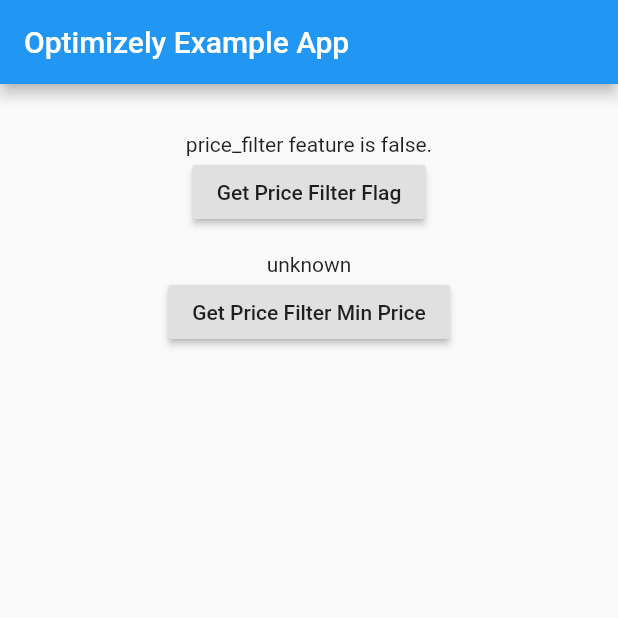
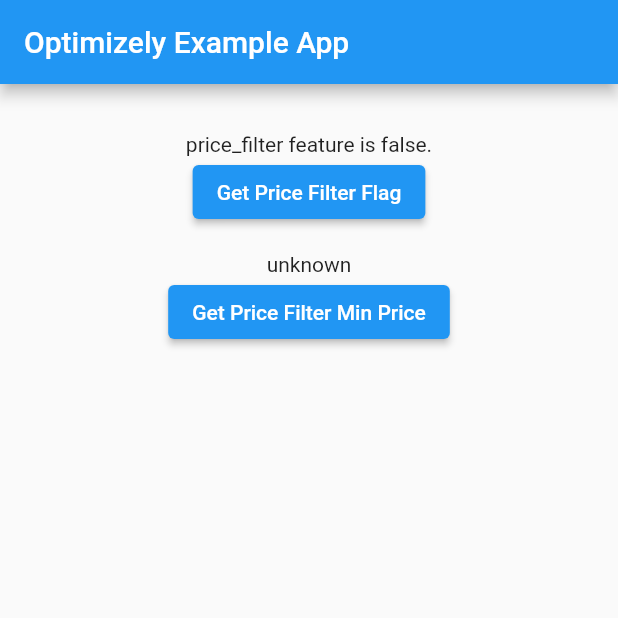
Before and after one commit to policygenius/optimizely-plugin, a Flutter app: the screen it shows after launch, after a tap on "Get Price Filter Flag", on a phone screen of 412 x 824 dp, the top half of it. Run offline on Flutter 3.47's test engine with Material 2 defaults, Android fonts, the phone set to English and light mode, and no system bars.

Commit message:
Migration to null safety (#11)
* Migration to null safety

* PR comment fixed

* Spacing revert

* CI flutter version update

```diff
--- a/example/lib/main.dart
+++ b/example/lib/main.dart
@@ -48,7 +48,7 @@ class _MyAppState extends State<MyApp> {
     var platform =
         Theme.of(context).platform.toString().split('.')[1].toLowerCase();
     try {
-      bool featureEnabled = await optimizelyPlugin.isFeatureEnabled(
+      bool? featureEnabled = await optimizelyPlugin.isFeatureEnabled(
         'price_filter',
         'user@example.org',
         {'platform': platform},
@@ -79,7 +79,7 @@ class _MyAppState extends State<MyApp> {
         'user@example.org',
         {'platform': platform},
       );
-      int minPrice = variables['min_price'];
+      int? minPrice = variables['min_price'];
       minPriceVariable = "min_price variable is: ${minPrice.toString()}.";
     } catch (e) {
       minPriceVariable = "Failed to get min_price variable from feature: '$e'.";
@@ -106,7 +106,7 @@ class _MyAppState extends State<MyApp> {
               Center(
                 child: Text(_priceFilterFlag),
               ),
-              RaisedButton(
+              ElevatedButton(
                 child: Text('Get Price Filter Flag'),
                 onPressed: () {
                   getPriceFilterFlag();
@@ -116,7 +116,7 @@ class _MyAppState extends State<MyApp> {
               Center(
                 child: Text(_minPriceVariable),
               ),
-              RaisedButton(
+              ElevatedButton(
                 child: Text('Get Price Filter Min Price'),
                 onPressed: () {
                   getPriceFilterMinPrice();
--- a/example/pubspec.yaml
+++ b/example/pubspec.yaml
@@ -6,7 +6,7 @@ description: Demonstrates how to use the optimizely_plugin plugin.
 publish_to: 'none' # Remove this line if you wish to publish to pub.dev
 
 environment:
-  sdk: ">=2.7.0 <3.0.0"
+  sdk: ">=2.12.0 <3.0.0"
 
 dependencies:
   flutter:
@@ -22,7 +22,7 @@ dependencies:
 
   # The following adds the Cupertino Icons font to your application.
   # Use with the CupertinoIcons class for iOS style icons.
-  cupertino_icons: ^0.1.3
+  cupertino_icons: ^1.0.2
 
 dev_dependencies:
   flutter_test:
--- a/lib/optimizely_plugin.dart
+++ b/lib/optimizely_plugin.dart
@@ -26,7 +26,7 @@ class OptimizelyPlugin {
     });
   }
 
-  Future<bool> isFeatureEnabled(
+  Future<bool?> isFeatureEnabled(
     String featureKey,
     userID,
     Map<String, dynamic> attributes,
--- a/pubspec.yaml
+++ b/pubspec.yaml
@@ -1,11 +1,11 @@
 name: optimizely_plugin
 description: Flutter plugin for Optimizely SDK
-version: 0.1.2
+version: 0.1.3
 homepage: https://www.policygenius.com/
 repository: https://github.com/policygenius/optimizely-plugin
 
 environment:
-  sdk: ">=2.7.0 <3.0.0"
+  sdk: ">=2.12.0 <3.0.0"
   flutter: ">=1.20.0 <2.0.0"
 
 dependencies:
```
Also changed, not shown: .github/workflows/ci.yaml, 1 other file.
